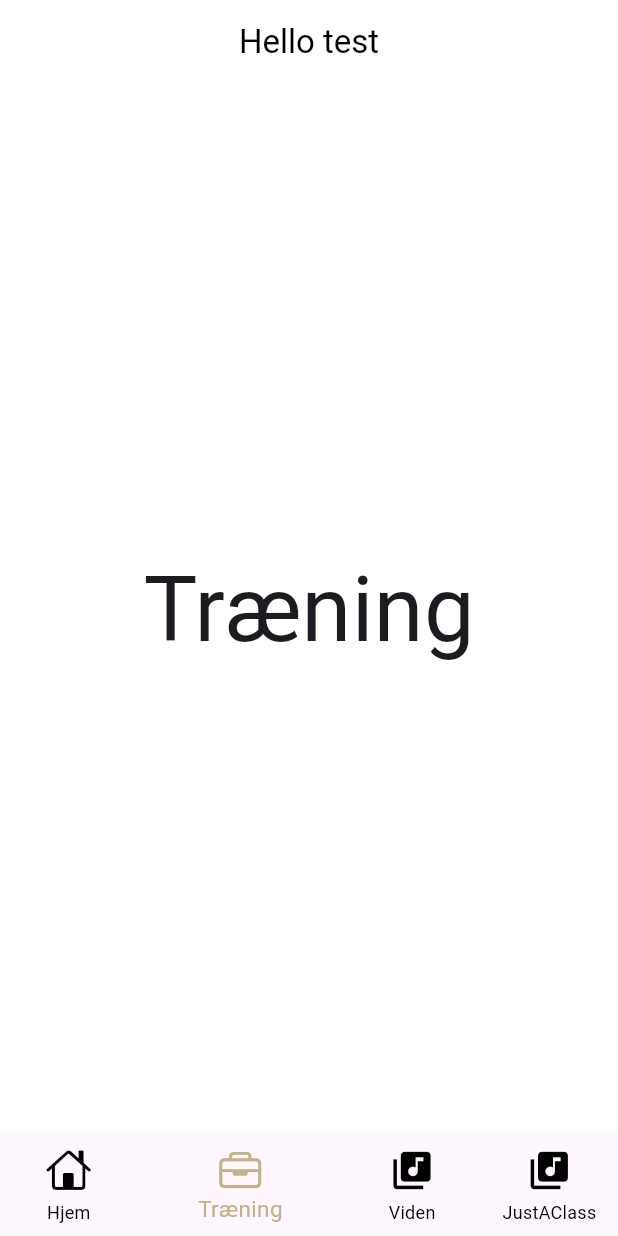
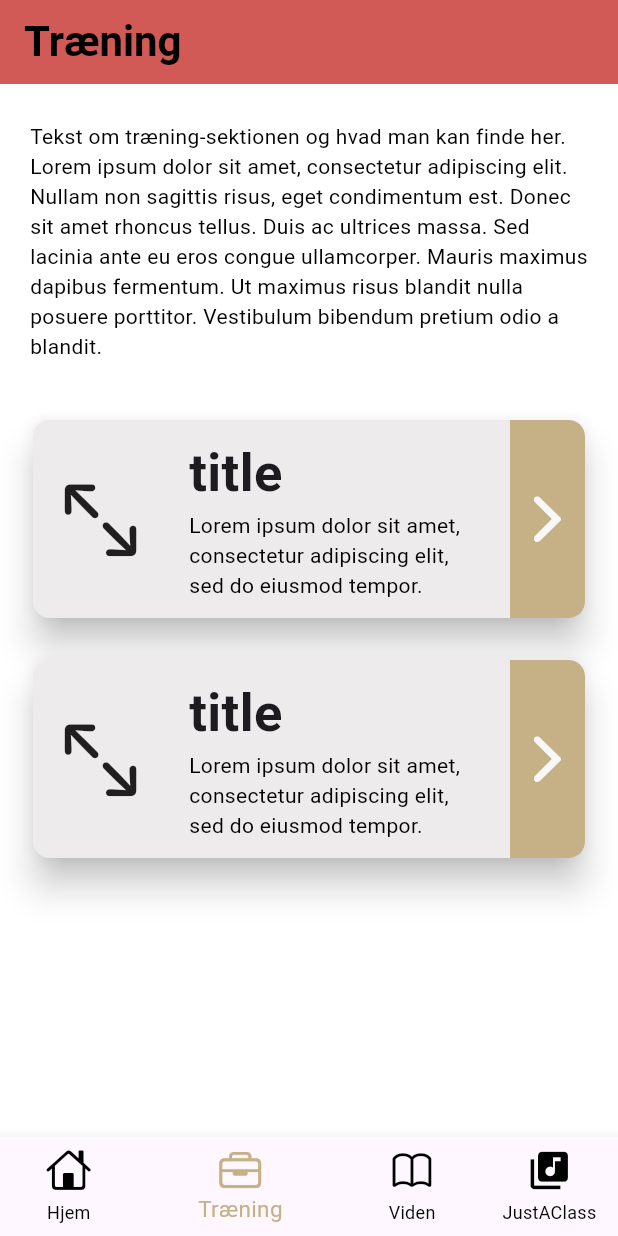
Before and after one commit to sebab1/CompassionApp, a Flutter app: the screen it shows after launch, item 2 of the bottom bar chosen, on a phone screen of 412 x 824 dp. Run offline on Flutter 3.47's test engine with Material 3 defaults, Android fonts, the light colour scheme and no system bars; our stand-ins replace audioplayers, fl_chart, table_calendar.

Commit message:
Finished design on the big card and basically finished design on Viden and Træning views

```diff
--- a/lib/Presentation/Components/Card.dart
+++ b/lib/Presentation/Components/Card.dart
@@ -26,19 +26,24 @@ class _CardWidgetState extends State<CardWidget> {
   @override
   Widget build(BuildContext context) {
     double totalHeight = 140; // Set the total height of the card
-    double totalWidth = 350; // Set the height of the leading section
+    double totalWidth = 376; // Set the height of the leading section
 
-    return Container(
+    return GestureDetector(
+      onTap: () {
+        debugPrint("Tabbed card"); // Handle onTap event
+      },
+      child: Container(
         height: totalHeight,
         width: totalWidth,
-
+        margin: EdgeInsets.fromLTRB(0, 10, 0, 10),
         child: Card(
           shape: RoundedRectangleBorder(
             borderRadius: BorderRadius.circular(11.0),
           ),
           elevation: 10,
-        color: Constants.kWhiteColor,
-        child: Row(mainAxisAlignment: MainAxisAlignment.spaceBetween,
+          color: Constants.sduGreyColor,
+          child: Row(
+            mainAxisAlignment: MainAxisAlignment.spaceBetween,
             crossAxisAlignment: CrossAxisAlignment.stretch,
             children: [
               Container(
@@ -47,51 +52,52 @@ class _CardWidgetState extends State<CardWidget> {
                 child: Icon(CupertinoIcons.arrow_up_left_arrow_down_right, size: 60,),
               ),
               Container(
-            //padding: EdgeInsets.fromLTRB(30, 0, 0, 0),
-            //margin: EdgeInsets.fromLTRB(0, 0, 0, 0),
-            //margin: EdgeInsets.fromLTRB(0, 0, 0, 0),
-            child: Align(
-              //alignment: Alignment.center,
                 child: Container(
-                //padding: EdgeInsets.fromLTRB(10, 0, 0, 0),
+                  padding: EdgeInsets.fromLTRB(0, 10, 0, 0),
                   child: Column(
-                  //mainAxisAlignment: MainAxisAlignment.center,
-                  //crossAxisAlignment: CrossAxisAlignment.center,
+                    crossAxisAlignment: CrossAxisAlignment.start, // Align text to the left
                     children: [
                       Container(
-                        child: Text("title",
-                          style: TextStyle(fontSize: 35),
-                          textAlign: TextAlign.left,)
+                        child: Text(
+                          "title",
+                          style: TextStyle(fontSize: 35, fontWeight: FontWeight.bold),
+                          textAlign: TextAlign.left,
+                        ),
                       ),
                       Container(
+                        padding: EdgeInsets.fromLTRB(0, 0, 12, 0),
                         width: 200,
-                      child: Text("Subtitle sdn snoldwjdj wjw fndwn iwn iwni nidni nwi n",
+                        child: Text(
+                          "Lorem ipsum dolor sit amet, consectetur adipiscing elit, sed do eiusmod tempor.",
                           textAlign: TextAlign.left,
+                          style: TextStyle(color: Constants.kBlackColor),
                           overflow: TextOverflow.ellipsis,
                           maxLines: 3,
                         ),
                       ),
                     ],
                   ),
-              )
                 ),
               ),
               Container(
                 width: 50,
-            child: Icon(CupertinoIcons.arrow_up_left_arrow_down_right),
+                child: Icon(
+                  CupertinoIcons.chevron_forward,
+                  size: 48,
+                  color: Constants.sduWhiteColor,
+                ),
                 decoration: BoxDecoration(
-              color: Constants.kCyanColor,
+                  color: Constants.sduGoldColor,
                   borderRadius: BorderRadius.only(
                     topRight: Radius.circular(11.0),
                     bottomRight: Radius.circular(11.0),
                   ),
                 ),
               ),
-          onTap: () {
-            // Handle onTap event
-          },
+            ],
           ),
-      )
+        ),
+      ),
     );
   }
 }
--- a/lib/Presentation/main_menu.dart
+++ b/lib/Presentation/main_menu.dart
@@ -41,14 +41,6 @@ class _Main_menuState extends State<Main_menu> {
         ),
       ),
       home: Scaffold(
-        appBar: AppBar(
-          title: Text("Hello test",
-              style: TextStyle(
-                color: Constants.kBlackColor
-              )),
-          backgroundColor: Constants.kWhiteColor,
-          centerTitle: true,
-        ),
         body: _pages[_currentIndex], // Display the current page
         bottomNavigationBar: BottomNavigationBar(
           currentIndex: _currentIndex,
@@ -73,7 +65,7 @@ class _Main_menuState extends State<Main_menu> {
                 icon: Icon(CupertinoIcons.briefcase),
                 label: 'Træning'),
             BottomNavigationBarItem(
-                icon: Icon(Icons.library_music),
+                icon: Icon(CupertinoIcons.book),
                 label: 'Viden'),
             BottomNavigationBarItem(
                 icon: Icon(Icons.library_music),
--- a/lib/Presentation/training.dart
+++ b/lib/Presentation/training.dart
@@ -2,21 +2,40 @@ import 'package:flutter/material.dart';
 import 'package:flutter/services.dart';
 import 'main_menu.dart';
 import '/Presentation/Components/constants.dart';
+import '/Presentation/Components/Card.dart';
 
 class Training extends StatelessWidget {
   const Training({super.key});
 
   @override
   Widget build(BuildContext context) {
+
+    String longSampleText = "Tekst om træning-sektionen og hvad man kan finde her. Lorem ipsum dolor sit amet, consectetur adipiscing elit. Nullam non sagittis risus, eget condimentum est. Donec sit amet rhoncus tellus. Duis ac ultrices massa. Sed lacinia ante eu eros congue ullamcorper. Mauris maximus dapibus fermentum. Ut maximus risus blandit nulla posuere porttitor. Vestibulum bibendum pretium odio a blandit.";
+
     return MaterialApp(
       theme: ThemeData(
           scaffoldBackgroundColor: Constants.kWhiteColor,
           appBarTheme: const AppBarTheme(
             systemOverlayStyle: SystemUiOverlayStyle.dark,
           )),
-      home: const Scaffold(
+      home: Scaffold(
+        appBar: AppBar(
+          title: Text('Træning', style: TextStyle(fontSize: 28, fontWeight: FontWeight.bold, color: Constants.kBlackColor),),
+          backgroundColor: Constants.sduRedColor,
+        ),
         body: Center(
-            child: Text('Træning', style: TextStyle(fontSize: 60),)
+          child: Column(
+              children: [
+                Container(
+                  padding: EdgeInsets.fromLTRB(20, 25, 20, 25),
+                  child:
+                    Text(longSampleText, style: TextStyle(color: Constants.kBlackColor),
+                    ),
+                ),
+                CardWidget(),
+                CardWidget()
+              ]
+          ),
         ),
       ),
     );
```
Also changed, not shown: lib/Presentation/just_a_class.dart (+5 -3 lines), lib/Presentation/knowledge.dart (+21 -2 lines). Lines whose indentation alone changed are shown as unchanged.
